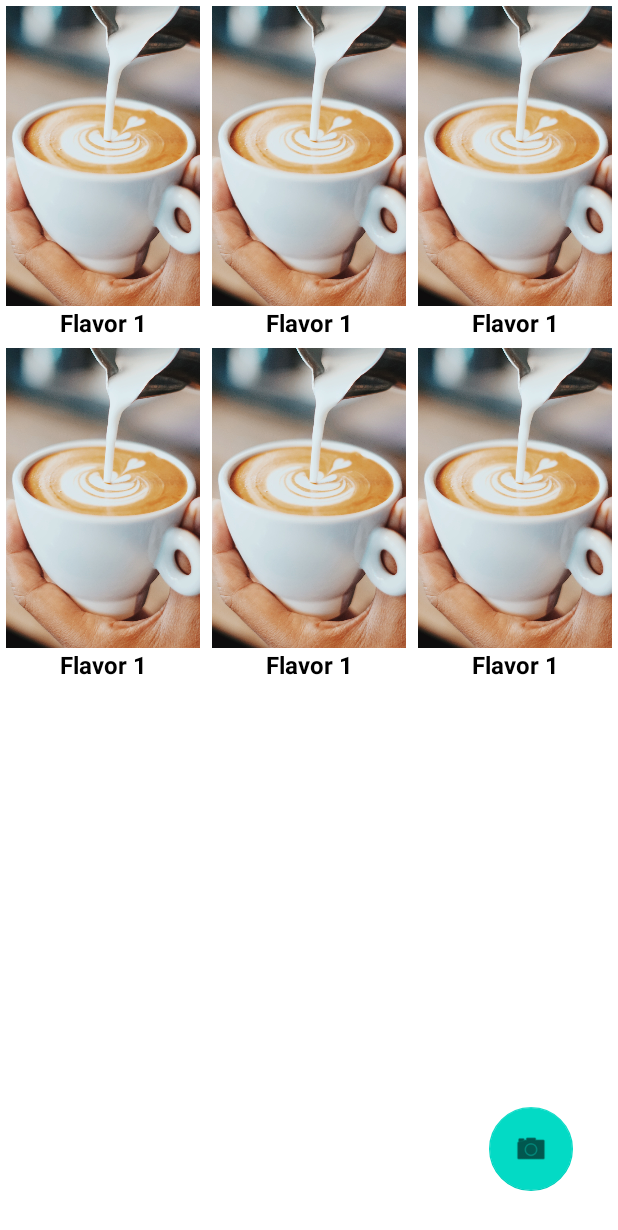
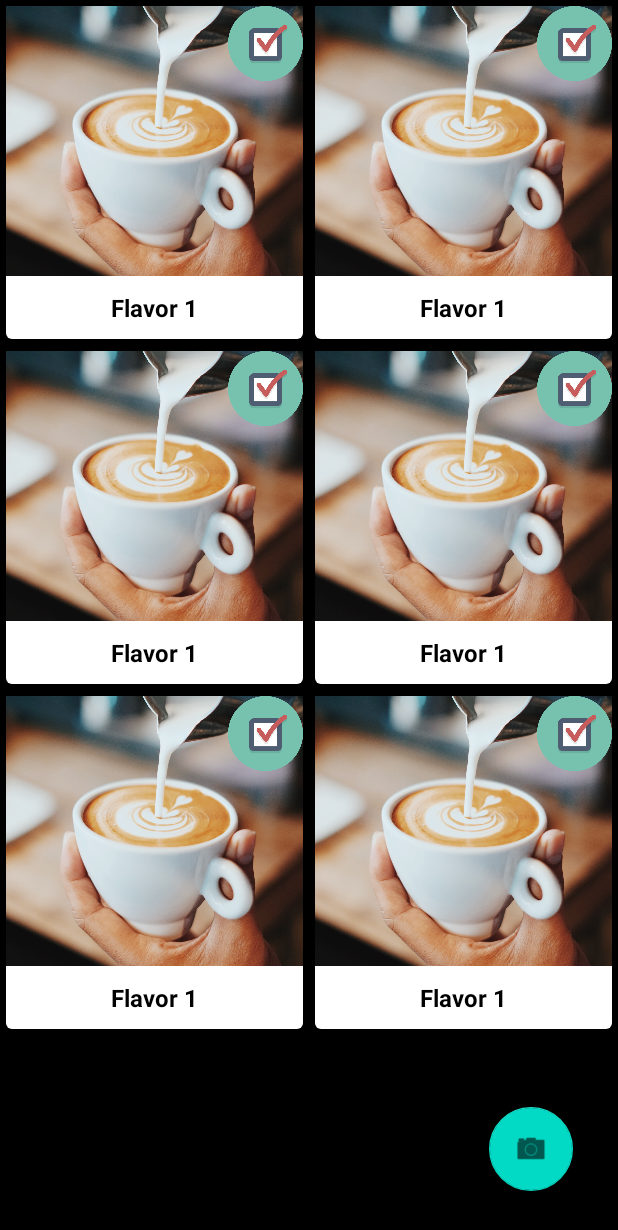
Before and after one commit to shylendramadda/android-nestle-demo, an Android app: the layout activity_home.xml on its own in the app's theme, with its tools: preview values and no code run, on a phone screen of 412 x 824 dp. Shown: the top 1230 px of the screen. Run offline under Robolectric (Android 15) with nearby library versions, the phone set to English and light mode, and no system bars.

Commit message:
Add shared pref and flavor selection and UI improvements

```diff
--- a/app/src/main/AndroidManifest.xml
+++ b/app/src/main/AndroidManifest.xml
@@ -13,6 +13,8 @@
         android:roundIcon="@mipmap/ic_launcher_round"
         android:supportsRtl="true"
         android:theme="@style/Theme.NestleDemo">
+        <activity android:name=".ui.components.login.LoginActivity"></activity>
+
         <meta-data
             android:name="com.google.android.geo.API_KEY"
             android:value="@string/google_maps_key" />
@@ -25,7 +27,6 @@
         <activity android:name=".ui.components.base.BaseActivity" />
         <activity android:name=".ui.components.home.HomeActivity" />
         <activity android:name=".ui.components.barcode.SimpleScannerActivity" />
-
         <activity
             android:name=".HomePage"
             android:label="@string/title_activity_home_page"
--- a/app/src/main/res/layout/activity_home.xml
+++ b/app/src/main/res/layout/activity_home.xml
@@ -9,9 +9,10 @@
     <androidx.recyclerview.widget.RecyclerView
         android:id="@+id/rvFlavors"
         android:layout_width="match_parent"
-        android:layout_height="wrap_content"
+        android:layout_height="match_parent"
+        android:background="@color/black"
         app:layoutManager="androidx.recyclerview.widget.GridLayoutManager"
-        app:spanCount="3"
+        app:spanCount="2"
         tools:itemCount="10"
         tools:listitem="@layout/item_flavor" />
 
--- a/app/src/main/res/layout/item_flavor.xml
+++ b/app/src/main/res/layout/item_flavor.xml
@@ -1,14 +1,22 @@
 <?xml version="1.0" encoding="utf-8"?>
-<RelativeLayout xmlns:android="http://schemas.android.com/apk/res/android"
+
+<androidx.cardview.widget.CardView xmlns:android="http://schemas.android.com/apk/res/android"
+    xmlns:card_view="http://schemas.android.com/apk/res-auto"
     xmlns:tools="http://schemas.android.com/tools"
     android:layout_width="match_parent"
-    android:layout_height="220dp"
-    android:layout_margin="4dp">
+    android:layout_height="wrap_content"
+    android:layout_margin="4dp"
+    android:elevation="4dp"
+    card_view:cardCornerRadius="4dp">
+
+    <RelativeLayout
+        android:layout_width="match_parent"
+        android:layout_height="wrap_content">
 
         <ImageView
             android:id="@+id/flavorImage"
             android:layout_width="200dp"
-        android:layout_height="200dp"
+            android:layout_height="180dp"
             android:layout_centerHorizontal="true"
             android:scaleType="centerCrop"
             android:src="@drawable/cappucino"
@@ -20,9 +28,18 @@
             android:layout_height="wrap_content"
             android:layout_below="@+id/flavorImage"
             android:gravity="center"
+            android:padding="10dp"
             android:textColor="@color/black"
             android:textSize="16sp"
             android:textStyle="bold"
             tools:text="Flavor 1" />
 
+        <ImageView
+            android:id="@+id/selectedImage"
+            android:layout_width="50dp"
+            android:layout_height="50dp"
+            android:layout_alignEnd="@+id/flavorImage"
+            android:src="@drawable/selected_icon" />
+
     </RelativeLayout>
+</androidx.cardview.widget.CardView>
--- a/app/src/main/res/values/strings.xml
+++ b/app/src/main/res/values/strings.xml
@@ -13,4 +13,8 @@
     <string name="show_password">Show Password</string>
     <string name="todo">TODO</string>
     <string name="welcome">Welcome to Nestle</string>
+    <string name="mobile_number">Mobile Number</string>
+    <string name="enter_otp">Enter OTP</string>
+    <string name="send_otp">Send OTP</string>
+    <string name="validate_otp">Validate OTP</string>
 </resources>
```
Also changed, not shown: app/src/main/java/com/example/nestledemo/ui/components/home/FlavorAdapter.java (+11 -2 lines), app/src/main/java/com/example/nestledemo/ui/components/home/HomeActivity.java (+14 -3 lines), app/src/main/java/com/example/nestledemo/ui/components/login/LoginActivity.java (added, +80 -0 lines), app/src/main/java/com/example/nestledemo/ui/components/splash/SplashActivity.java (+12 -1 lines), app/src/main/java/com/example/nestledemo/utils/AppUtils.java (+13 -0 lines), app/src/main/java/com/example/nestledemo/utils/PrefUtils.java (added, +42 -0 lines), app/src/main/res/layout/activity_login.xml (added, +78 -0 lines), app/src/main/res/drawable/selected_icon.png (added). Lines whose indentation alone changed are shown as unchanged.
